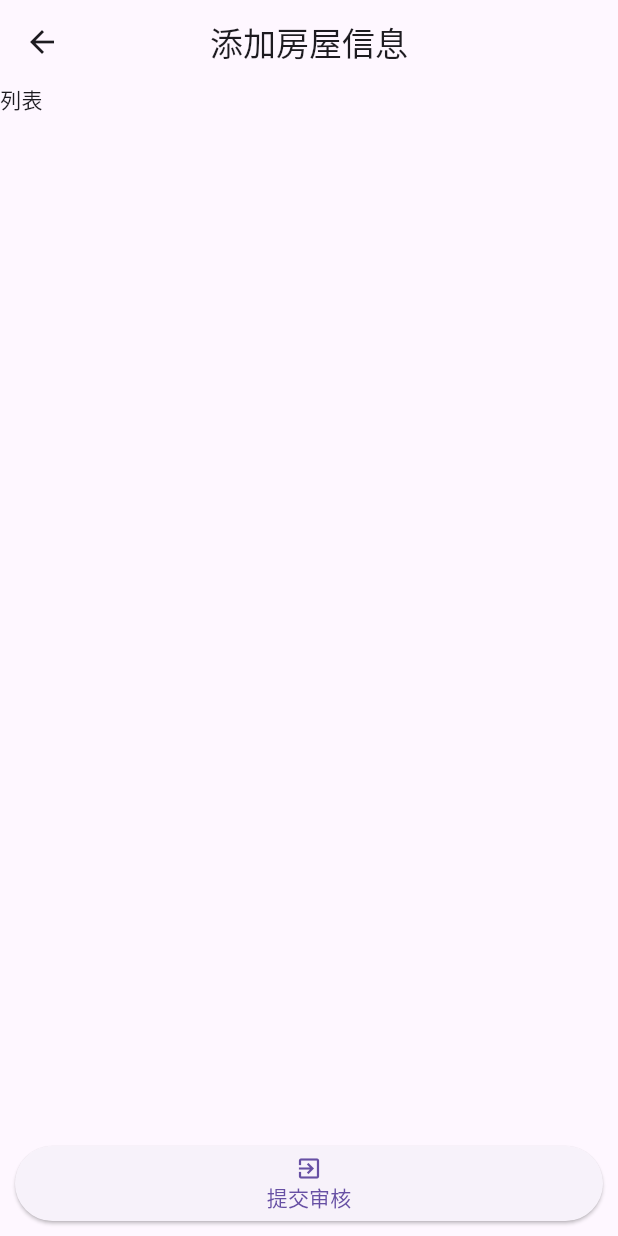
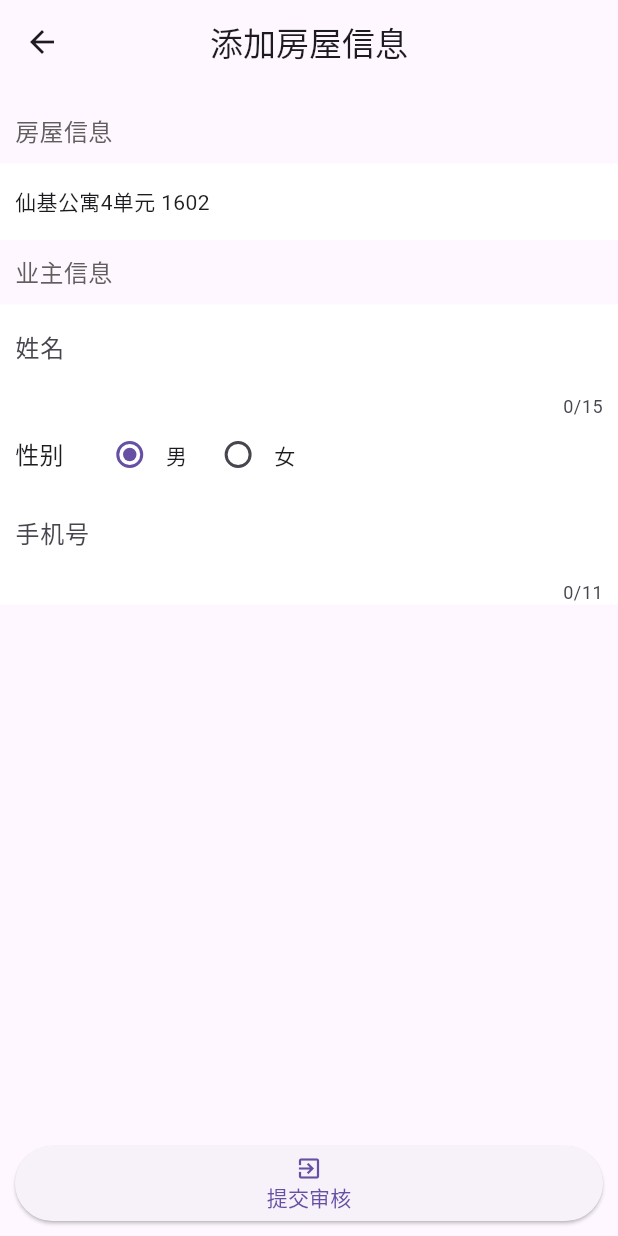
Before and after one commit to 15194481186/test_flutter, a Flutter app: the HouseForm screen opened directly, on a phone screen of 412 x 824 dp. Run offline on Flutter 3.47's test engine with Material 3 defaults, Android fonts, the light colour scheme and no system bars; our stand-ins replace dio, event_bus, flutter_html, fluttertoast, geolocator, image_picker and 2 more; accounts and stored records are empty; network calls fail.

Commit message:
添加房屋-页面布局-中

```diff
--- a/lib/pages/house/house_form.dart
+++ b/lib/pages/house/house_form.dart
@@ -8,6 +8,17 @@ class HouseForm extends StatefulWidget {
 }
 
 class _HouseFormState extends State<HouseForm> {
+   final Map _formData = {
+    'point': '', // 小区信息
+    'building': '', // 小区楼栋信息
+    'room': '', // 小区房间信息
+    'name': '', // 业主姓名
+    'gender': 1, // 业主性别0女1男
+    'mobile': '', // 业主电话
+    'idcardFrontUrl': 'assets/images/idcard1.png', // 身份证正面
+    'idcardBackUrl': 'assets/images/idcard2.png', // 身份证背面
+  };
+
   @override
   Widget build(BuildContext context) {
     return Scaffold(
@@ -19,7 +30,91 @@ class _HouseFormState extends State<HouseForm> {
           alignment: AlignmentDirectional.bottomEnd,
           children: [
             ListView(
-              children: const [Text('列表')],
+              padding: const EdgeInsets.only(top: 10, bottom: 10),
+              children: [
+                // 房屋信息
+                Container(
+                  padding: const EdgeInsets.all(10),
+                  child: const Text('房屋信息',
+                      style: TextStyle(
+                          color: Color.fromARGB(255, 97, 94, 94),
+                          fontSize: 16)),
+                ),
+                Container(
+                  color: Colors.white,
+                  padding: const EdgeInsets.only(
+                      left: 10, right: 10, top: 15, bottom: 15),
+                  child: const Text('仙基公寓4单元 1602'),
+                ),
+                // 业主信息
+                Container(
+                  padding: const EdgeInsets.all(10),
+                  child: const Text('业主信息',
+                      style: TextStyle(
+                          color: Color.fromARGB(255, 97, 94, 94),
+                          fontSize: 16)),
+                ),
+                // 业主姓名
+                Container(
+                  color: Colors.white,
+                  padding: const EdgeInsets.only(left: 10, right: 10),
+                  child: const TextField(
+                    maxLength: 15,
+                    decoration: InputDecoration(
+                      labelText: '姓名',
+                      hintText: '请输入业主姓名',
+                      hintStyle: TextStyle(color: Colors.grey),
+                      border: InputBorder.none,
+                    )
+                  ),
+                ),
+                 // 性别
+                Container(
+                    color: Colors.white,
+                    padding: const EdgeInsets.only(left: 10, right: 10),
+                    child: Row(children: [
+                      const Text(
+                        '性别',
+                        style: TextStyle(fontSize: 16),
+                      ),
+                      const SizedBox(width: 20),
+                      Radio(
+                        value: 1,
+                        groupValue: _formData['gender'],
+                        onChanged: (value) {
+                          setState(() {
+                            _formData['gender'] = value ?? '';
+                          });
+                        },
+                      ),
+                      const Text('男'),
+                      const SizedBox(width: 10),
+                      Radio(
+                        value: 0,
+                        groupValue: _formData['gender'],
+                        onChanged: (value) {
+                          setState(() {
+                            _formData['gender'] = value ?? '';
+                          });
+                        },
+                      ),
+                      const Text('女'),
+                    ])),
+                  // 业主手机号
+                  Container(
+                    color: Colors.white,
+                    padding: const EdgeInsets.only(left: 10, right: 10),
+                    child: const TextField(
+                        keyboardType: TextInputType.phone,
+                        maxLength: 11,
+                        decoration: InputDecoration(
+                          labelText: '手机号',
+                          hintText: '请输入您的手机号',
+                          hintStyle: TextStyle(color: Colors.grey),
+                          border: InputBorder.none,
+                        )),
+                  ),
+              ],
             ),
             Container(
                 padding: const EdgeInsets.all(10),
--- a/pubspec.yaml
+++ b/pubspec.yaml
@@ -115,3 +115,5 @@ flutter:
     - assets/images/share_poster.png
     - assets/images/visitor_nav_icon@2x.png
     - assets/images/visitor_profile_icon@2x.png
+    - assets/images/idcard1.png
+    - assets/images/idcard2.png
```
Also changed, not shown: assets/images/idcard1.png (added), assets/images/idcard2.png (added).
